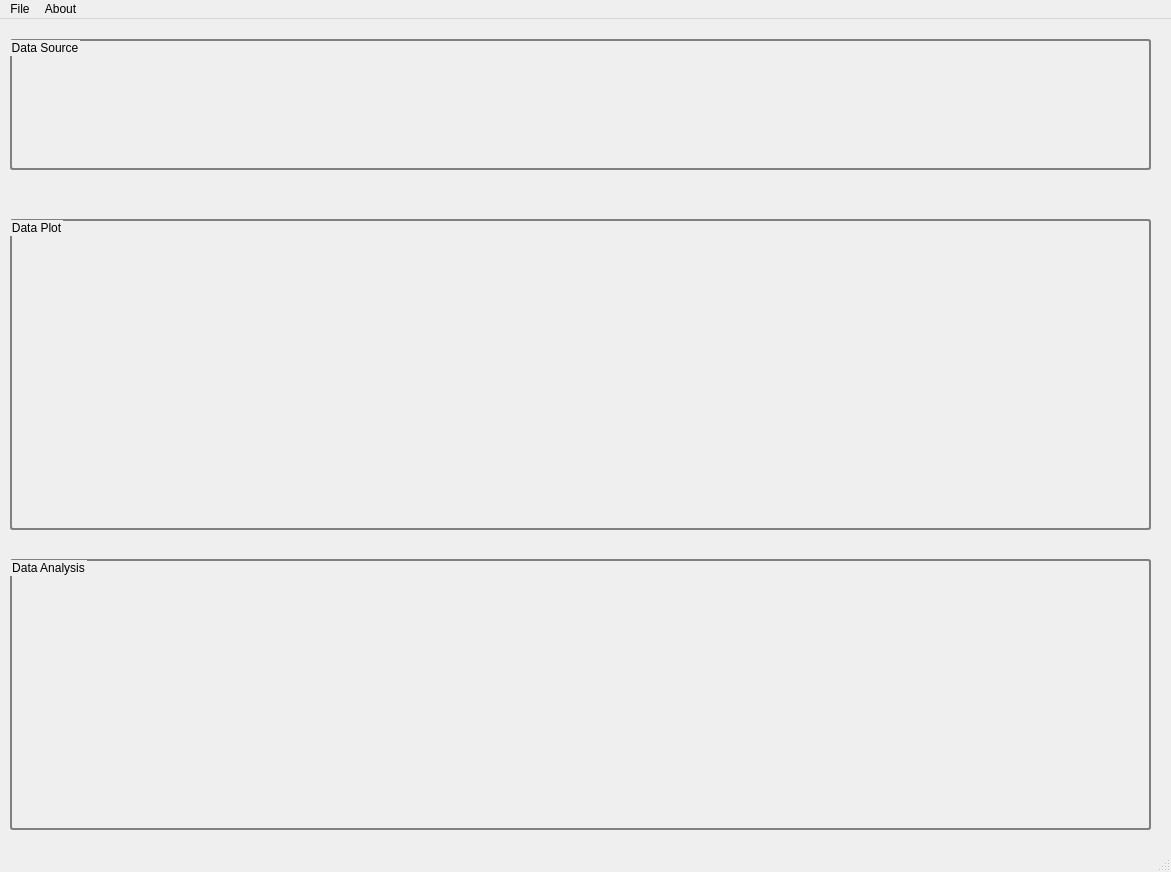
First picture: the form in VALE_DataGUI/Desktop/DataGUI/ui/mainwindow.ui, repository VibrasticLab/General_Projects, before the edit.
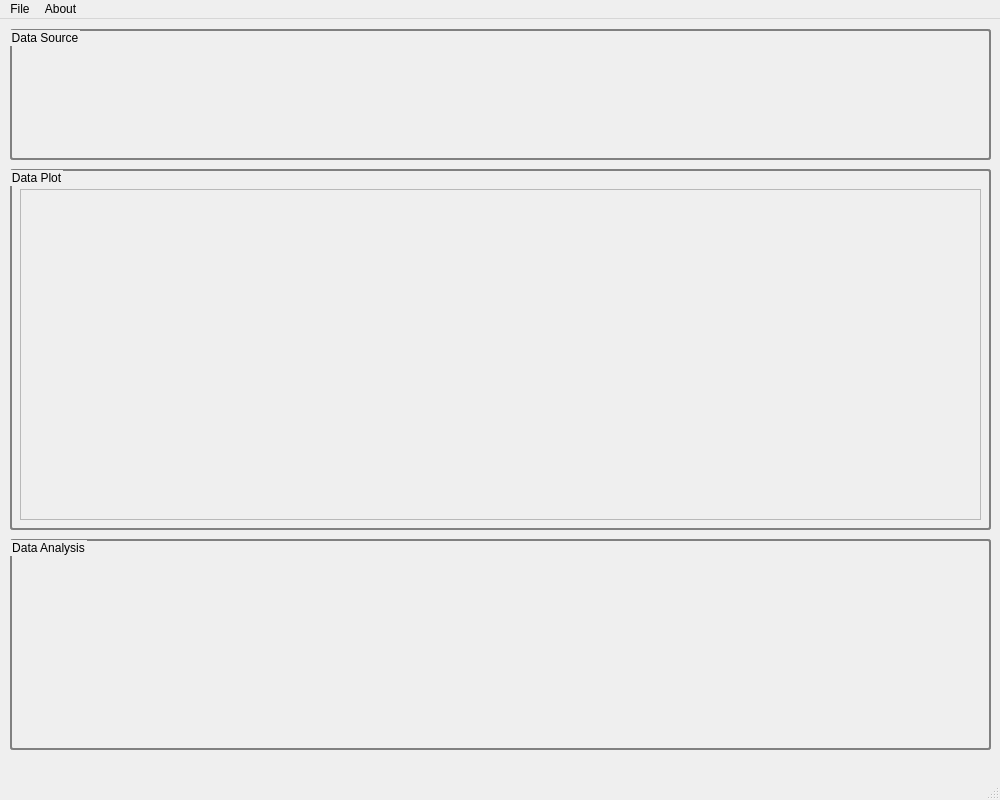
Second picture: the form after the edit.

Diff of the .ui file:
```diff
--- a/VALE_DataGUI/Desktop/DataGUI/ui/mainwindow.ui
+++ b/VALE_DataGUI/Desktop/DataGUI/ui/mainwindow.ui
@@ -6,8 +6,8 @@
    <rect>
     <x>0</x>
     <y>0</y>
-    <width>1171</width>
-    <height>872</height>
+    <width>1000</width>
+    <height>800</height>
    </rect>
   </property>
   <property name="windowTitle">
@@ -18,9 +18,9 @@
     <property name="geometry">
      <rect>
       <x>10</x>
-      <y>200</y>
-      <width>1141</width>
-      <height>311</height>
+      <y>150</y>
+      <width>981</width>
+      <height>361</height>
      </rect>
     </property>
     <property name="styleSheet">
@@ -32,14 +32,30 @@
     <property name="title">
      <string>Data Plot</string>
     </property>
+    <widget class="QFrame" name="frmDataPlot">
+     <property name="geometry">
+      <rect>
+       <x>10</x>
+       <y>20</y>
+       <width>961</width>
+       <height>331</height>
+      </rect>
+     </property>
+     <property name="frameShape">
+      <enum>QFrame::StyledPanel</enum>
+     </property>
+     <property name="frameShadow">
+      <enum>QFrame::Raised</enum>
+     </property>
+    </widget>
    </widget>
    <widget class="QGroupBox" name="grpDataAnalysis">
     <property name="geometry">
      <rect>
       <x>10</x>
-      <y>540</y>
-      <width>1141</width>
-      <height>271</height>
+      <y>520</y>
+      <width>981</width>
+      <height>211</height>
      </rect>
     </property>
     <property name="styleSheet">
@@ -51,13 +67,16 @@
     <property name="title">
      <string>Data Analysis</string>
     </property>
+    <property name="flat">
+     <bool>false</bool>
+    </property>
    </widget>
    <widget class="QGroupBox" name="grpDataSource">
     <property name="geometry">
      <rect>
       <x>10</x>
-      <y>20</y>
-      <width>1141</width>
+      <y>10</y>
+      <width>981</width>
       <height>131</height>
      </rect>
     </property>
@@ -77,7 +96,7 @@
     <rect>
      <x>0</x>
      <y>0</y>
-     <width>1171</width>
+     <width>1000</width>
      <height>21</height>
     </rect>
    </property>
```
